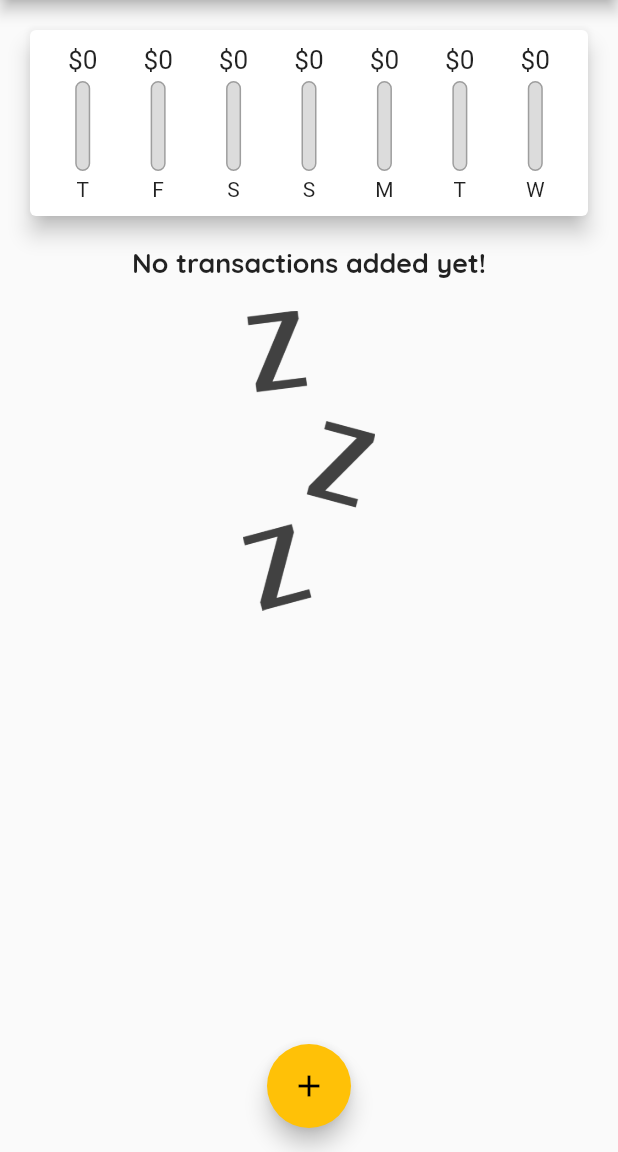
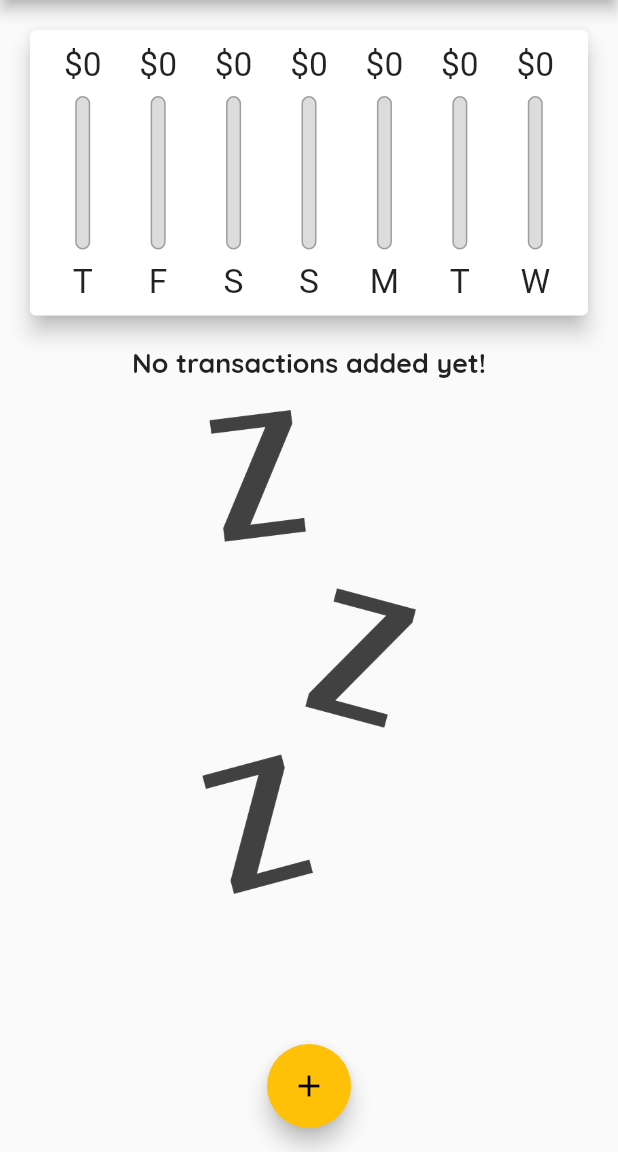
Before and after one commit to Andrew-Yanovich/udemi-expenseapp, a Flutter app: the screen it shows after launch, on a phone screen of 412 x 824 dp, the part 84-1236 px from its top. Run offline on Flutter 3.47's test engine with Material 2 defaults, Android fonts, the phone set to English and light mode, and no system bars.

Commit message:
till 128

```diff
--- a/lib/main.dart
+++ b/lib/main.dart
@@ -2,10 +2,16 @@ import 'package:expense_app/widgets/chart.dart';
 import 'package:expense_app/widgets/new_transaction.dart';
 import 'package:expense_app/widgets/transaction_list.dart';
 import 'package:flutter/material.dart';
+import 'package:flutter/services.dart';
 
 import 'model/transaction.dart';
 
 void main() {
+  // WidgetsFlutterBinding.ensureInitialized();
+  // SystemChrome.setPreferredOrientations([
+  //   DeviceOrientation.portraitUp,
+  //   DeviceOrientation.portraitDown,
+  // ]);
   runApp(MyApp());
 }
 
@@ -18,24 +24,16 @@ class MyApp extends StatelessWidget {
         primarySwatch: Colors.purple,
         accentColor: Colors.amber,
         fontFamily: 'Quicksand',
-        textTheme: ThemeData
-            .light()
-            .textTheme
-            .copyWith(headline6: TextStyle(
+        textTheme: ThemeData.light().textTheme.copyWith(
+                headline6: TextStyle(
               fontFamily: 'Quicksand',
               fontWeight: FontWeight.bold,
               fontSize: 18,
             )),
         appBarTheme: AppBarTheme(
-          textTheme: ThemeData
-              .light()
-              .textTheme
-              .copyWith(
-            headline6: TextStyle(
-                fontFamily: 'OpenSans',
-                fontSize: 20,
-                fontWeight: FontWeight.bold
-            ),
+          textTheme: ThemeData.light().textTheme.copyWith(
+                headline6:
+                    TextStyle(fontFamily: 'OpenSans', fontSize: 20, fontWeight: FontWeight.bold),
               ),
         ),
       ),
@@ -59,6 +57,8 @@ class _MyHomePageState extends State<MyHomePage> {
     // Transaction(id: 't1', title: 'New shoes', amount: 69.99, date: DateTime.now()),
     // Transaction(id: 't2', title: 'Weekly groceries', amount: 16.53, date: DateTime.now()),
   ];
+
+  bool _showChart = false;
 
   List<Transaction> get _recentTransactions {
     return _userTransactions.where((tx) {
@@ -95,33 +95,76 @@ class _MyHomePageState extends State<MyHomePage> {
     );
   }
 
-  void _deleteTransaction(String id){
+  void _deleteTransaction(String id) {
     setState(() {
-      _userTransactions.removeWhere((tx) =>  tx.id == id);
+      _userTransactions.removeWhere((tx) => tx.id == id);
     });
   }
 
   @override
   Widget build(BuildContext context) {
-    return Scaffold(
-      appBar: AppBar(
-        title: Text(
-          'Personal expenses',
-        ),
-        actions: [
+    final isLandscape = MediaQuery.of(context).orientation == Orientation.landscape;
+
+    final appBar = AppBar(title: Text('Personal expenses'), actions: [
       IconButton(
         icon: Icon(Icons.add),
         onPressed: () => _startAddNewTransaction(context),
       ),
-        ],
+    ]);
+
+    final txListWidget = Container(
+      height: (MediaQuery.of(context).size.height -
+          appBar.preferredSize.height -
+          MediaQuery.of(context).padding.top) *
+          0.7,
+      child: TransactionList(
+        transactionList: _userTransactions,
+        deleteTx: _deleteTransaction,
       ),
+    );
+
+    return Scaffold(
+      appBar: appBar,
       body: SingleChildScrollView(
         child: Column(
           // mainAxisAlignment: MainAxisAlignment.spaceAround,
           crossAxisAlignment: CrossAxisAlignment.stretch,
           children: [
-            Chart(recentTransactions: _recentTransactions,),
-            TransactionList(transactionList: _userTransactions, deleteTx: _deleteTransaction),
+            if (isLandscape)
+              Row(
+                mainAxisAlignment: MainAxisAlignment.center,
+                children: [
+                  Text('Show chart'),
+                  Switch(
+                      value: _showChart,
+                      onChanged: (val) {
+                        setState(() {
+                          _showChart = val;
+                        });
+                      }),
+                ],
+              ),
+            if(!isLandscape) Container(
+              height: (MediaQuery.of(context).size.height -
+                  appBar.preferredSize.height -
+                  MediaQuery.of(context).padding.top) *
+                  0.3,
+              child: Chart(
+                recentTransactions: _recentTransactions,
+              ),
+            ),
+            if(!isLandscape) txListWidget,
+            if(isLandscape) _showChart
+                ? Container(
+                    height: (MediaQuery.of(context).size.height -
+                            appBar.preferredSize.height -
+                            MediaQuery.of(context).padding.top) *
+                        0.8,
+                    child: Chart(
+                      recentTransactions: _recentTransactions,
+                    ),
+                  )
+                : txListWidget,
           ],
         ),
       ),
--- a/lib/widgets/chart_bar.dart
+++ b/lib/widgets/chart_bar.dart
@@ -14,19 +14,21 @@ class ChartBar extends StatelessWidget {
 
   @override
   Widget build(BuildContext context) {
+    return LayoutBuilder(
+      builder: (ctx, constraints) {
         return Column(
           children: [
             Container(
-          height: 20,
+              height: constraints.maxHeight * 0.15,
               child: FittedBox(
                 child: Text('\$${spendingAmount.toStringAsFixed(0)}'),
               ),
             ),
             SizedBox(
-          height: 4,
+              height: constraints.maxHeight * 0.05,
             ),
             Container(
-          height: 60,
+              height: constraints.maxHeight * 0.6,
               width: 10,
               child: Stack(
                 children: [
@@ -50,10 +52,15 @@ class ChartBar extends StatelessWidget {
               ),
             ),
             SizedBox(
-          height: 4,
+              height: constraints.maxHeight * 0.05,
             ),
-        Text(label),
+            Container(
+              height: constraints.maxHeight * 0.15,
+              child: FittedBox(child: Text(label)),
+            ),
           ],
+        );
+      },
     );
   }
 }
--- a/lib/widgets/new_transaction.dart
+++ b/lib/widgets/new_transaction.dart
@@ -51,9 +51,15 @@ class _NewTransactionState extends State<NewTransaction> {
 
   @override
   Widget build(BuildContext context) {
-    return Card(
+    return SingleChildScrollView(
+      child: Card(
         child: Container(
-        padding: EdgeInsets.all(10),
+          padding: EdgeInsets.only(
+            top: 10,
+            left: 10,
+            right: 10,
+            bottom: MediaQuery.of(context).viewInsets.bottom + 10,
+          ),
           child: Column(
             crossAxisAlignment: CrossAxisAlignment.end,
             children: [
@@ -99,6 +105,7 @@ class _NewTransactionState extends State<NewTransaction> {
             ],
           ),
         ),
+      ),
     );
   }
 }
--- a/lib/widgets/transaction_list.dart
+++ b/lib/widgets/transaction_list.dart
@@ -6,14 +6,14 @@ class TransactionList extends StatelessWidget {
   final List<Transaction> transactionList;
   final Function deleteTx;
 
-  TransactionList({Key? key, required this.transactionList, required this.deleteTx}) : super(key: key);
+  TransactionList({Key? key, required this.transactionList, required this.deleteTx})
+      : super(key: key);
 
   @override
   Widget build(BuildContext context) {
-    return Container(
-      height: 530,
-      child: transactionList.isEmpty
-          ? Column(
+    return transactionList.isEmpty
+        ? LayoutBuilder(builder: (ctx, constraints) {
+            return Column(
               children: [
                 Text(
                   'No transactions added yet!',
@@ -23,13 +23,14 @@ class TransactionList extends StatelessWidget {
                   height: 20,
                 ),
                 Container(
-                    height: 200,
+                    height: constraints.maxHeight * 0.6,
                     child: Image.asset(
                       'assets/images/waiting.png',
                       fit: BoxFit.cover,
                     )),
               ],
-            )
+            );
+          })
         : ListView.builder(
             itemBuilder: (ctx, index) {
               return Card(
@@ -54,7 +55,14 @@ class TransactionList extends StatelessWidget {
                   subtitle: Text(
                     DateFormat.yMMMd().format(transactionList[index].date),
                   ),
-                    trailing: IconButton(
+                  trailing: MediaQuery.of(context).size.width > 360
+                      ? TextButton.icon(
+                          style: TextButton.styleFrom(primary: Theme.of(context).errorColor),
+                          onPressed: () => deleteTx(transactionList[index].id),
+                          label: Text('Delete'),
+                          icon: Icon(Icons.delete),
+                        )
+                      : IconButton(
                           icon: Icon(Icons.delete),
                           color: Theme.of(context).errorColor,
                           onPressed: () => deleteTx(transactionList[index].id),
@@ -63,7 +71,6 @@ class TransactionList extends StatelessWidget {
               );
             },
             itemCount: transactionList.length,
-            ),
           );
   }
 }
```
Lines whose indentation alone changed are shown as unchanged.
